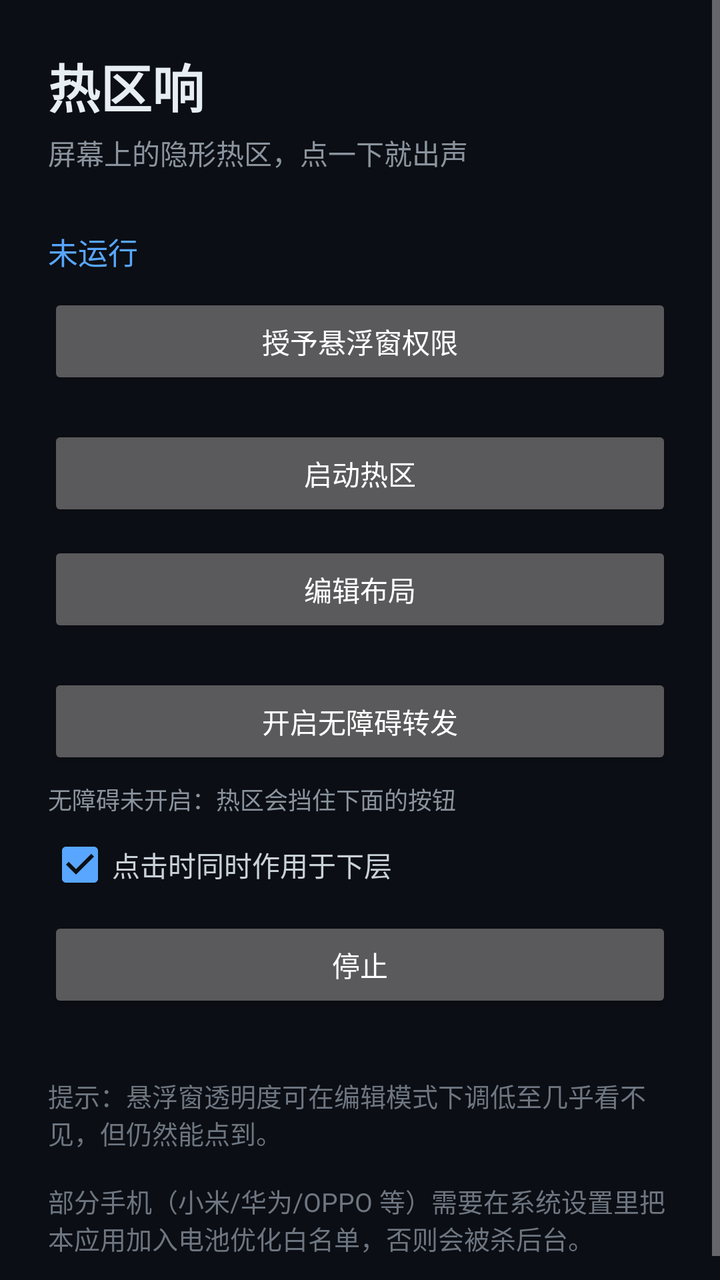
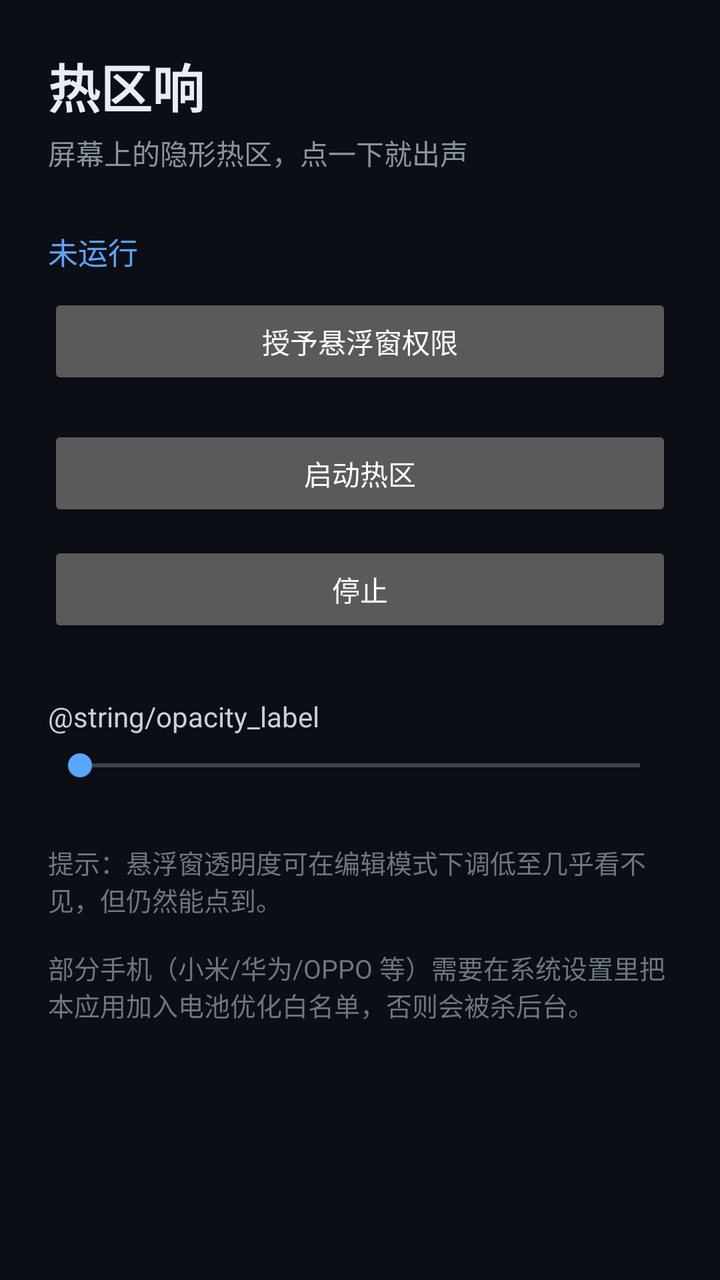

The first picture is an Android layout as it rendered before a commit; the second is the same layout after the commit. The layout source and the unified diff follow.
<!-- AndroidManifest.xml: application theme AppTheme -->
<!-- res/layout/activity_main.xml -->
<?xml version="1.0" encoding="utf-8"?>
<ScrollView xmlns:android="http://schemas.android.com/apk/res/android"
    android:layout_width="match_parent"
    android:layout_height="match_parent"
    android:fillViewport="true">

    <LinearLayout
        android:layout_width="match_parent"
        android:layout_height="wrap_content"
        android:orientation="vertical"
        android:padding="24dp">

        <TextView
            android:layout_width="wrap_content"
            android:layout_height="wrap_content"
            android:text="@string/title"
            android:textColor="#E6EDF3"
            android:textSize="26sp"
            android:textStyle="bold" />

        <TextView
            android:layout_width="wrap_content"
            android:layout_height="wrap_content"
            android:layout_marginTop="4dp"
            android:text="@string/subtitle"
            android:textColor="#8B949E"
            android:textSize="14sp" />

        <TextView
            android:id="@+id/status"
            android:layout_width="match_parent"
            android:layout_height="wrap_content"
            android:layout_marginTop="28dp"
            android:text="@string/status_off"
            android:textColor="#58A6FF"
            android:textSize="15sp" />

        <Button
            android:id="@+id/btnGrant"
            android:layout_width="match_parent"
            android:layout_height="wrap_content"
            android:layout_marginTop="10dp"
            android:text="@string/btn_grant_overlay" />

        <Button
            android:id="@+id/btnStart"
            android:layout_width="match_parent"
            android:layout_height="wrap_content"
            android:layout_marginTop="18dp"
            android:text="@string/btn_start" />

        <Button
            android:id="@+id/btnEdit"
            android:layout_width="match_parent"
            android:layout_height="wrap_content"
            android:layout_marginTop="10dp"
            android:text="@string/btn_edit" />

        <Button
            android:id="@+id/btnDone"
            android:layout_width="match_parent"
            android:layout_height="wrap_content"
            android:layout_marginTop="10dp"
            android:text="@string/btn_done"
            android:visibility="gone" />

        <Button
            android:id="@+id/btnA11y"
            android:layout_width="match_parent"
            android:layout_height="wrap_content"
            android:layout_marginTop="18dp"
            android:text="@string/btn_a11y" />

        <TextView
            android:id="@+id/a11yStatus"
            android:layout_width="match_parent"
            android:layout_height="wrap_content"
            android:layout_marginTop="6dp"
            android:text="@string/a11y_off"
            android:textColor="#8B949E"
            android:textSize="12sp" />

        <CheckBox
            android:id="@+id/chkForward"
            android:layout_width="match_parent"
            android:layout_height="wrap_content"
            android:layout_marginTop="8dp"
            android:checked="true"
            android:text="@string/chk_forward"
            android:textColor="#C9D1D9"
            android:textSize="14sp" />

        <Button
            android:id="@+id/btnStop"
            android:layout_width="match_parent"
            android:layout_height="wrap_content"
            android:layout_marginTop="10dp"
            android:text="@string/btn_stop" />

        <TextView
            android:layout_width="match_parent"
            android:layout_height="wrap_content"
            android:layout_marginTop="32dp"
            android:text="@string/tip"
            android:textColor="#6E7681"
            android:textSize="13sp" />
    </LinearLayout>
</ScrollView>
<!-- resources referenced by this layout -->
<resources>
  <string name="a11y_off">无障碍未开启：热区会挡住下面的按钮</string>
  <string name="btn_a11y">开启无障碍转发</string>
  <string name="btn_done">完成编辑</string>
  <string name="btn_edit">编辑布局</string>
  <string name="btn_grant_overlay">授予悬浮窗权限</string>
  <string name="btn_start">启动热区</string>
  <string name="btn_stop">停止</string>
  <string name="chk_forward">点击时同时作用于下层</string>
  <string name="status_off">未运行</string>
  <string name="subtitle">屏幕上的隐形热区，点一下就出声</string>
  <string name="tip">提示：悬浮窗透明度可在编辑模式下调低至几乎看不见，但仍然能点到。\n\n部分手机（小米/华为/OPPO 等）需要在系统设置里把本应用加入电池优化白名单，否则会被杀后台。</string>
  <string name="title">热区响</string>
  <style name="AppTheme" parent="android:Theme.Material.NoActionBar">
          <item name="android:colorPrimary">#1F6FEB</item>
          <item name="android:colorAccent">#58A6FF</item>
          <item name="android:statusBarColor">#0B0E14</item>
          <item name="android:navigationBarColor">#0B0E14</item>
          <item name="android:windowBackground">#0B0E14</item>
      </style>
</resources>

<!-- the commit's change to res/layout/activity_main.xml (unified diff, before → after) -->
@@ -50,47 +50,6 @@
             android:text="@string/btn_start" />
 
         <Button
-            android:id="@+id/btnEdit"
-            android:layout_width="match_parent"
-            android:layout_height="wrap_content"
-            android:layout_marginTop="10dp"
-            android:text="@string/btn_edit" />
-
-        <Button
-            android:id="@+id/btnDone"
-            android:layout_width="match_parent"
-            android:layout_height="wrap_content"
-            android:layout_marginTop="10dp"
-            android:text="@string/btn_done"
-            android:visibility="gone" />
-
-        <Button
-            android:id="@+id/btnA11y"
-            android:layout_width="match_parent"
-            android:layout_height="wrap_content"
-            android:layout_marginTop="18dp"
-            android:text="@string/btn_a11y" />
-
-        <TextView
-            android:id="@+id/a11yStatus"
-            android:layout_width="match_parent"
-            android:layout_height="wrap_content"
-            android:layout_marginTop="6dp"
-            android:text="@string/a11y_off"
-            android:textColor="#8B949E"
-            android:textSize="12sp" />
-
-        <CheckBox
-            android:id="@+id/chkForward"
-            android:layout_width="match_parent"
-            android:layout_height="wrap_content"
-            android:layout_marginTop="8dp"
-            android:checked="true"
-            android:text="@string/chk_forward"
-            android:textColor="#C9D1D9"
-            android:textSize="14sp" />
-
-        <Button
             android:id="@+id/btnStop"
             android:layout_width="match_parent"
             android:layout_height="wrap_content"
@@ -98,9 +57,25 @@
             android:text="@string/btn_stop" />
 
         <TextView
+            android:id="@+id/opacityLabel"
             android:layout_width="match_parent"
             android:layout_height="wrap_content"
-            android:layout_marginTop="32dp"
+            android:layout_marginTop="30dp"
+            android:text="@string/opacity_label"
+            android:textColor="#C9D1D9"
+            android:textSize="14sp" />
+
+        <SeekBar
+            android:id="@+id/opacityBar"
+            android:layout_width="match_parent"
+            android:layout_height="wrap_content"
+            android:layout_marginTop="6dp"
+            android:max="100" />
+
+        <TextView
+            android:layout_width="match_parent"
+            android:layout_height="wrap_content"
+            android:layout_marginTop="30dp"
             android:text="@string/tip"
             android:textColor="#6E7681"
             android:textSize="13sp" />
<!-- resource entries referenced after the edit -->
@@ -1,13 +1,8 @@
 <!-- resources referenced by this layout -->
 <resources>
-  <string name="a11y_off">无障碍未开启：热区会挡住下面的按钮</string>
-  <string name="btn_a11y">开启无障碍转发</string>
-  <string name="btn_done">完成编辑</string>
-  <string name="btn_edit">编辑布局</string>
   <string name="btn_grant_overlay">授予悬浮窗权限</string>
   <string name="btn_start">启动热区</string>
   <string name="btn_stop">停止</string>
-  <string name="chk_forward">点击时同时作用于下层</string>
   <string name="status_off">未运行</string>
   <string name="subtitle">屏幕上的隐形热区，点一下就出声</string>
   <string name="tip">提示：悬浮窗透明度可在编辑模式下调低至几乎看不见，但仍然能点到。\n\n部分手机（小米/华为/OPPO 等）需要在系统设置里把本应用加入电池优化白名单，否则会被杀后台。</string>
